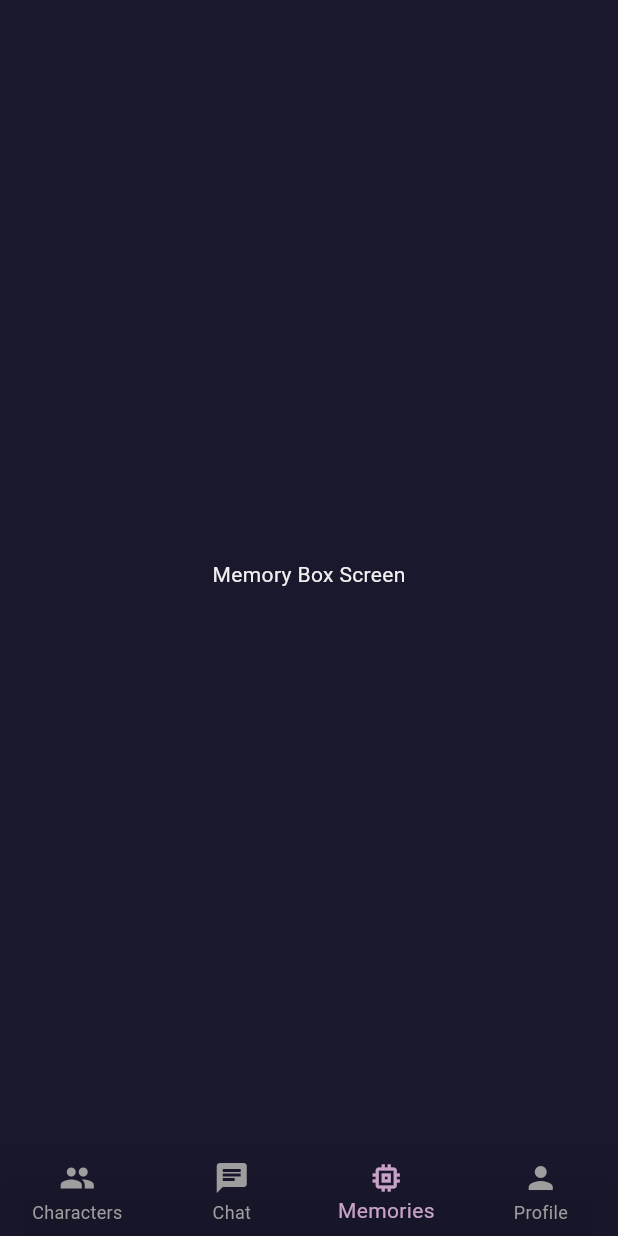
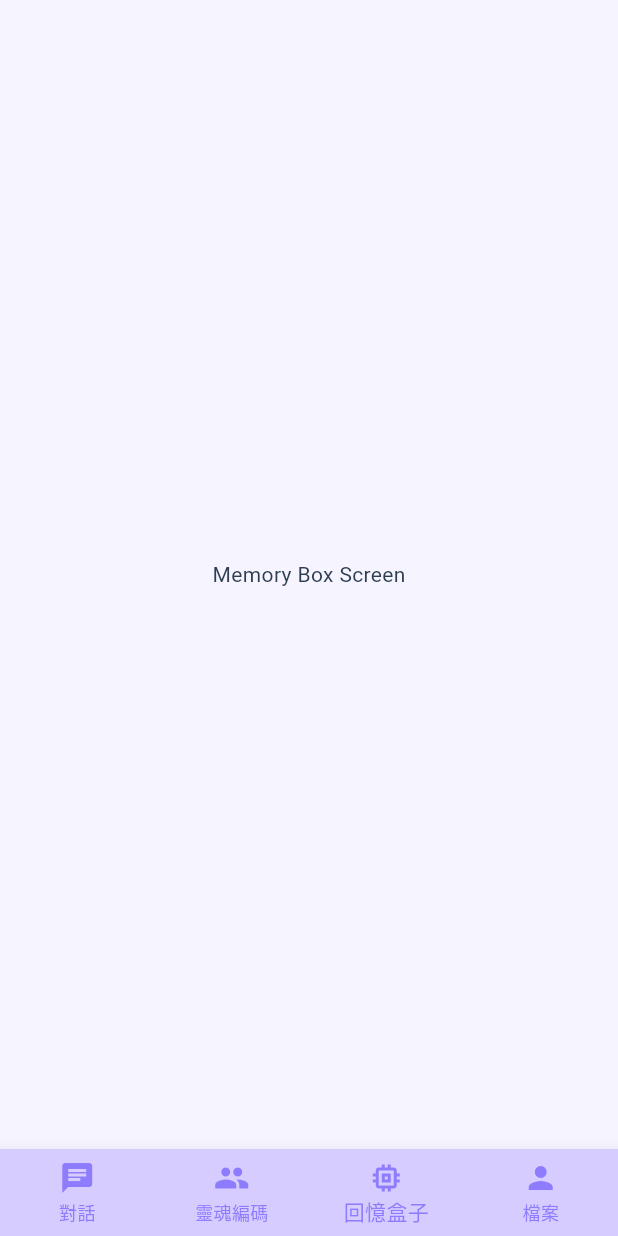
Before and after one commit to eviannaive/LoomAI, a Flutter app: the screen it shows after launch, item 3 of the bottom bar chosen, on a phone screen of 412 x 824 dp. Run offline on Flutter 3.47's test engine with Material 3 defaults, Android fonts, the light colour scheme and no system bars; Roboto replaces fonts that are missing (Poppins).

Commit message:
feat: 顏色調整

```diff
--- a/loomai_app/lib/src/app.dart
+++ b/loomai_app/lib/src/app.dart
@@ -1,4 +1,3 @@
-
 import 'package:flutter/material.dart';
 import 'package:loomai_app/src/features/character_hub/views/character_hub_screen.dart';
 import 'package:loomai_app/src/features/chat/views/chat_screen.dart';
@@ -17,8 +16,8 @@ class _AppState extends State<App> {
   int _selectedIndex = 0;
 
   static const List<Widget> _widgetOptions = <Widget>[
+    ChatScreen(),
     CharacterHubScreen(),
-    ChatScreen(),
     MemoryBoxScreen(),
     ProfileScreen(),
   ];
@@ -33,29 +32,15 @@ class _AppState extends State<App> {
   Widget build(BuildContext context) {
     return MaterialApp(
       title: 'LoomAI',
-      theme: AppTheme.darkTheme,
+      theme: AppTheme.vibrantVioletTheme,
       home: Scaffold(
-        body: Center(
-          child: _widgetOptions.elementAt(_selectedIndex),
-        ),
+        body: Center(child: _widgetOptions.elementAt(_selectedIndex)),
         bottomNavigationBar: BottomNavigationBar(
           items: const <BottomNavigationBarItem>[
-            BottomNavigationBarItem(
-              icon: Icon(Icons.people),
-              label: 'Characters',
-            ),
-            BottomNavigationBarItem(
-              icon: Icon(Icons.chat),
-              label: 'Chat',
-            ),
-            BottomNavigationBarItem(
-              icon: Icon(Icons.memory),
-              label: 'Memories',
-            ),
-            BottomNavigationBarItem(
-              icon: Icon(Icons.person),
-              label: 'Profile',
-            ),
+            BottomNavigationBarItem(icon: Icon(Icons.chat), label: '對話'),
+            BottomNavigationBarItem(icon: Icon(Icons.people), label: '靈魂編碼'),
+            BottomNavigationBarItem(icon: Icon(Icons.memory), label: '回憶盒子'),
+            BottomNavigationBarItem(icon: Icon(Icons.person), label: '檔案'),
           ],
           currentIndex: _selectedIndex,
           onTap: _onItemTapped,
--- a/loomai_app/lib/src/shared/theme/theme.dart
+++ b/loomai_app/lib/src/shared/theme/theme.dart
@@ -1,41 +1,52 @@
-
 import 'package:flutter/material.dart';
 
 class AppTheme {
-  static final ThemeData darkTheme = ThemeData(
-    brightness: Brightness.dark,
-    primaryColor: const Color(0xFF1A182D),
-    scaffoldBackgroundColor: const Color(0xFF1A182D),
-    colorScheme: const ColorScheme.dark(
-      primary: Color(0xFFC8A2C8),
-      secondary: Color(0xFF7ADFDD),
+  static final ThemeData vibrantVioletTheme = ThemeData(
+    brightness: Brightness.light,
+    primaryColor: const Color(0xFFF5F4FF), // 主背景：柔和白紫
+    scaffoldBackgroundColor: const Color(0xFFF5F4FF),
+    splashColor: Colors.white.withOpacity(0.2), // 點擊時的白色波紋
+    highlightColor: Colors.transparent, // 移除高亮色（避免灰色）
+    colorScheme: const ColorScheme.light(
+      primary: Color(0xFF8E7CFF), // 主色：夢幻亮紫藍
+      secondary: Color(0xFFBAA6FF), // 次色：偏粉的柔紫
     ),
     fontFamily: 'Poppins',
     textTheme: const TextTheme(
-      displayLarge: TextStyle(fontFamily: 'Orbitron', color: Color(0xFFF0F0F0)),
-      displayMedium: TextStyle(fontFamily: 'Orbitron', color: Color(0xFFF0F0F0)),
-      displaySmall: TextStyle(fontFamily: 'Orbitron', color: Color(0xFFF0F0F0)),
-      headlineMedium: TextStyle(fontFamily: 'Orbitron', color: Color(0xFFF0F0F0)),
-      headlineSmall: TextStyle(fontFamily: 'Orbitron', color: Color(0xFFF0F0F0)),
-      titleLarge: TextStyle(fontFamily: 'Orbitron', color: Color(0xFFF0F0F0)),
-      bodyLarge: TextStyle(color: Color(0xFFF0F0F0)),
-      bodyMedium: TextStyle(color: Color(0xFFF0F0F0)),
+      displayLarge: TextStyle(
+        fontFamily: 'Orbitron',
+        color: Color(0xFF2C3E50), // 深藍灰 - 文字主色
+      ),
+      displayMedium: TextStyle(
+        fontFamily: 'Orbitron',
+        color: Color(0xFF2C3E50),
+      ),
+      displaySmall: TextStyle(fontFamily: 'Orbitron', color: Color(0xFF2C3E50)),
+      headlineMedium: TextStyle(
+        fontFamily: 'Orbitron',
+        color: Color(0xFF2C3E50),
+      ),
+      headlineSmall: TextStyle(
+        fontFamily: 'Orbitron',
+        color: Color(0xFF2C3E50),
+      ),
+      titleLarge: TextStyle(fontFamily: 'Orbitron', color: Color(0xFF2C3E50)),
+      bodyLarge: TextStyle(color: Color(0xFF2C3E50)),
+      bodyMedium: TextStyle(color: Color(0xFF2C3E50)),
     ),
     bottomNavigationBarTheme: const BottomNavigationBarThemeData(
-      backgroundColor: Color(0x991A182D), // Glassmorphism effect
-      selectedItemColor: Color(0xFFC8A2C8),
-      unselectedItemColor: Colors.grey,
+      backgroundColor: Color(0xFFD6CCFF), // 淺紫底，無透明（去漸層）
+      selectedItemColor: Color(0xFF8E7CFF),
+      unselectedItemColor: Color(0xFF8E7CFF), // 不透明但可加濾鏡做差異
       type: BottomNavigationBarType.fixed,
     ),
     elevatedButtonTheme: ElevatedButtonThemeData(
       style: ElevatedButton.styleFrom(
-        foregroundColor: const Color(0xFFF0F0F0),
-        backgroundColor: const Color(0xFFC8A2C8).withOpacity(0.1),
-        shape: RoundedRectangleBorder(
-          borderRadius: BorderRadius.circular(12),
-        ),
-        shadowColor: const Color(0xFFC8A2C8),
-        elevation: 5,
+        foregroundColor: Colors.white,
+        backgroundColor: const Color(0xFF8E7CFF),
+        shape: RoundedRectangleBorder(borderRadius: BorderRadius.circular(12)),
+        shadowColor: const Color(0xFF6A6AFF),
+        elevation: 6,
       ),
     ),
   );
```
